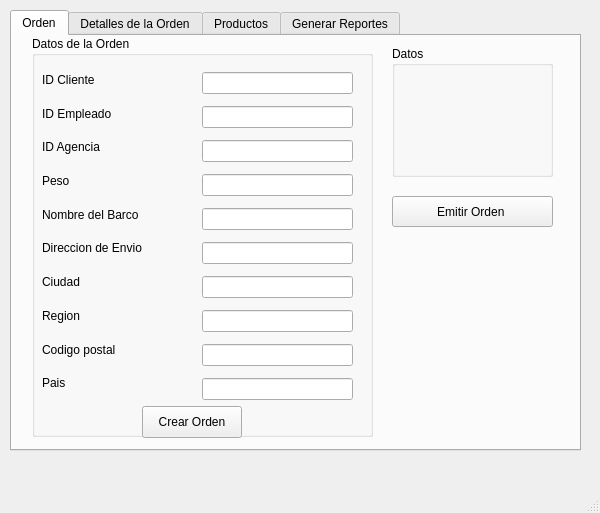
Above: mainwindow.ui from jairoaguilarts/Desktop-App-Proyect before the change. Below: the same form after it.
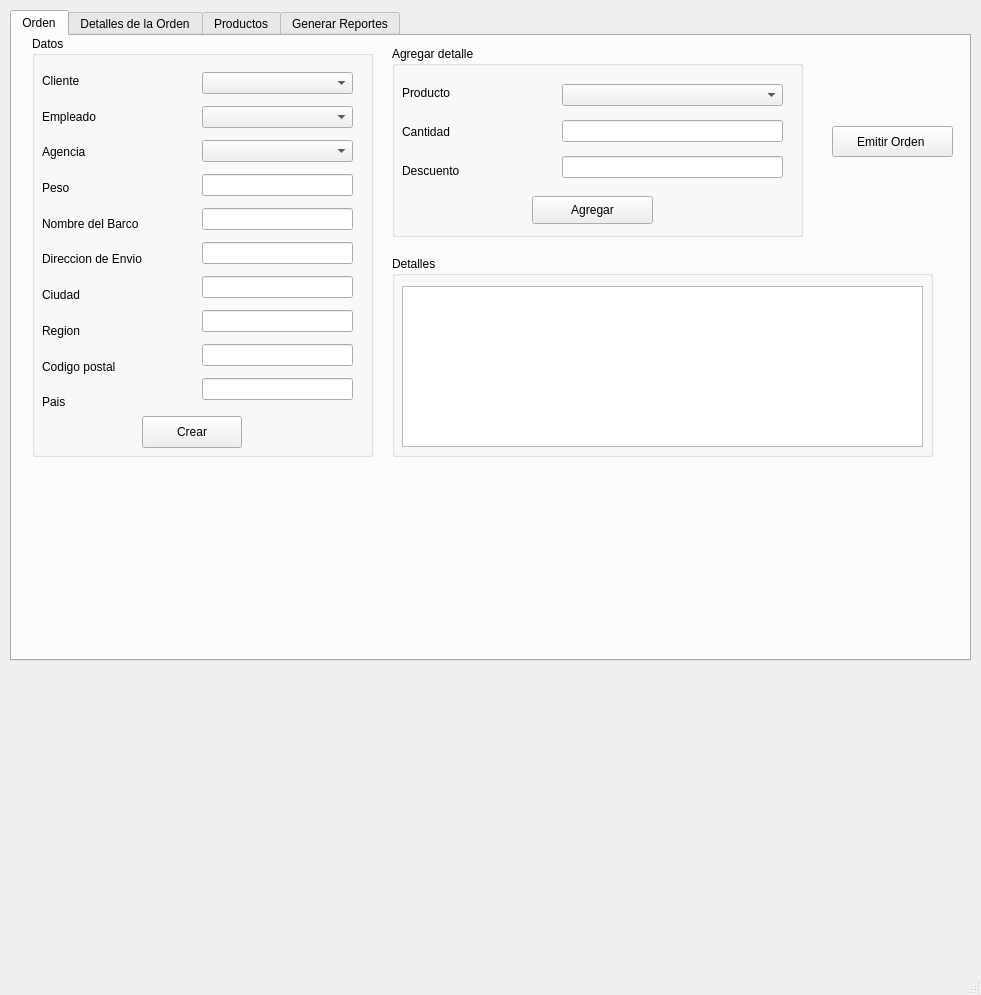
That is the form after the change. The open tabs and pages were chosen to show the change.

Commit message: Modificando orden y order details

Patch:
```diff
--- a/mainwindow.ui
+++ b/mainwindow.ui
@@ -6,8 +6,8 @@
    <rect>
     <x>0</x>
     <y>0</y>
-    <width>600</width>
-    <height>513</height>
+    <width>981</width>
+    <height>995</height>
    </rect>
   </property>
   <property name="windowTitle">
@@ -19,8 +19,8 @@
      <rect>
       <x>10</x>
       <y>10</y>
-      <width>571</width>
-      <height>441</height>
+      <width>961</width>
+      <height>651</height>
      </rect>
     </property>
     <property name="toolTip">
@@ -39,11 +39,11 @@
         <x>20</x>
         <y>0</y>
         <width>341</width>
-        <height>401</height>
+        <height>421</height>
        </rect>
       </property>
       <property name="title">
-       <string>Datos de la Orden</string>
+       <string>Datos</string>
       </property>
       <widget class="QWidget" name="verticalLayoutWidget">
        <property name="geometry">
@@ -51,28 +51,28 @@
          <x>10</x>
          <y>30</y>
          <width>151</width>
-         <height>331</height>
+         <height>351</height>
         </rect>
        </property>
        <layout class="QVBoxLayout" name="verticalLayout">
         <item>
          <widget class="QLabel" name="label_2">
           <property name="text">
-           <string>ID Cliente</string>
+           <string>Cliente</string>
           </property>
          </widget>
         </item>
         <item>
          <widget class="QLabel" name="label">
           <property name="text">
-           <string>ID Empleado</string>
+           <string>Empleado</string>
           </property>
          </widget>
         </item>
         <item>
          <widget class="QLabel" name="label_3">
           <property name="text">
-           <string>ID Agencia</string>
+           <string>Agencia</string>
           </property>
          </widget>
         </item>
@@ -133,18 +133,18 @@
          <x>170</x>
          <y>30</y>
          <width>151</width>
-         <height>345</height>
+         <height>341</height>
         </rect>
        </property>
        <layout class="QVBoxLayout" name="verticalLayout_2">
         <item>
-         <widget class="QLineEdit" name="LE_IDCliente"/>
+         <widget class="QComboBox" name="CB_Clientes"/>
         </item>
         <item>
-         <widget class="QLineEdit" name="LE_IDEmpleado"/>
+         <widget class="QComboBox" name="CB_Empleado"/>
         </item>
         <item>
-         <widget class="QLineEdit" name="LE_IDAgencia"/>
+         <widget class="QComboBox" name="CB_Agencia"/>
         </item>
         <item>
          <widget class="QLineEdit" name="LE_Peso"/>
@@ -169,59 +169,26 @@
         </item>
        </layout>
       </widget>
-     </widget>
-     <widget class="QGroupBox" name="groupBox_4">
-      <property name="geometry">
-       <rect>
-        <x>380</x>
-        <y>10</y>
-        <width>161</width>
-        <height>131</height>
-       </rect>
-      </property>
-      <property name="title">
-       <string>Datos</string>
-      </property>
-      <widget class="QWidget" name="verticalLayoutWidget_5">
+      <widget class="QPushButton" name="PB_CrearOrden">
        <property name="geometry">
         <rect>
-         <x>10</x>
-         <y>30</y>
-         <width>141</width>
-         <height>81</height>
+         <x>110</x>
+         <y>380</y>
+         <width>100</width>
+         <height>32</height>
         </rect>
        </property>
-       <layout class="QVBoxLayout" name="verticalLayout_5">
-        <item>
-         <widget class="QLabel" name="nombreCliente">
-          <property name="text">
-           <string/>
-          </property>
-         </widget>
-        </item>
-        <item>
-         <widget class="QLabel" name="nombreEmpleado">
-          <property name="text">
-           <string/>
-          </property>
-         </widget>
-        </item>
-        <item>
-         <widget class="QLabel" name="nombreAgencia">
-          <property name="text">
-           <string/>
-          </property>
-         </widget>
-        </item>
-       </layout>
+       <property name="text">
+        <string>Crear</string>
+       </property>
       </widget>
      </widget>
      <widget class="QPushButton" name="emitirorden">
       <property name="geometry">
        <rect>
-        <x>380</x>
-        <y>160</y>
-        <width>161</width>
+        <x>820</x>
+        <y>90</y>
+        <width>121</width>
         <height>31</height>
        </rect>
       </property>
@@ -229,94 +196,17 @@
        <string>Emitir Orden </string>
       </property>
      </widget>
-     <widget class="QPushButton" name="PB_CrearOrden">
-      <property name="geometry">
-       <rect>
-        <x>130</x>
-        <y>370</y>
-        <width>100</width>
-        <height>32</height>
-       </rect>
-      </property>
-      <property name="text">
-       <string>Crear Orden</string>
-      </property>
-     </widget>
-    </widget>
-    <widget class="QWidget" name="tab_2">
-     <attribute name="title">
-      <string>Detalles de la Orden</string>
-     </attribute>
-     <widget class="QGroupBox" name="groupBox_3">
-      <property name="geometry">
-       <rect>
-        <x>30</x>
-        <y>200</y>
-        <width>511</width>
-        <height>191</height>
-       </rect>
-      </property>
-      <property name="title">
-       <string>Buscar Procuctos</string>
-      </property>
-      <widget class="QTableWidget" name="tabla_resultados">
-       <property name="geometry">
-        <rect>
-         <x>5</x>
-         <y>60</y>
-         <width>501</width>
-         <height>81</height>
-        </rect>
-       </property>
-      </widget>
-      <widget class="QPushButton" name="PB_Buscarproducto">
-       <property name="geometry">
-        <rect>
-         <x>190</x>
-         <y>150</y>
-         <width>141</width>
-         <height>29</height>
-        </rect>
-       </property>
-       <property name="text">
-        <string>Buscar Producto</string>
-       </property>
-      </widget>
-      <widget class="QLabel" name="label_15">
-       <property name="geometry">
-        <rect>
-         <x>20</x>
-         <y>30</y>
-         <width>211</width>
-         <height>21</height>
-        </rect>
-       </property>
-       <property name="text">
-        <string>Escriba el nombre de producto:</string>
-       </property>
-      </widget>
-      <widget class="QLineEdit" name="LE_productoDB">
-       <property name="geometry">
-        <rect>
-         <x>232</x>
-         <y>30</y>
-         <width>271</width>
-         <height>25</height>
-        </rect>
-       </property>
-      </widget>
-     </widget>
      <widget class="QGroupBox" name="groupBox_2">
       <property name="geometry">
        <rect>
-        <x>120</x>
+        <x>380</x>
         <y>10</y>
-        <width>341</width>
-        <height>181</height>
+        <width>411</width>
+        <height>191</height>
        </rect>
       </property>
       <property name="title">
-       <string>Detalles de la Orden</string>
+       <string>Agregar detalle</string>
       </property>
       <widget class="QWidget" name="verticalLayoutWidget_3">
        <property name="geometry">
@@ -331,7 +221,7 @@
         <item>
          <widget class="QLabel" name="label_12">
           <property name="text">
-           <string>ID Producto</string>
+           <string>Producto</string>
           </property>
          </widget>
         </item>
@@ -356,13 +246,13 @@
         <rect>
          <x>170</x>
          <y>30</y>
-         <width>151</width>
+         <width>221</width>
          <height>111</height>
         </rect>
        </property>
        <layout class="QVBoxLayout" name="verticalLayout_4">
         <item>
-         <widget class="QLineEdit" name="LE_producto"/>
+         <widget class="QComboBox" name="CB_Productos"/>
         </item>
         <item>
          <widget class="QLineEdit" name="LE_cantidad"/>
@@ -375,17 +265,45 @@
       <widget class="QPushButton" name="PB_agregardetalles">
        <property name="geometry">
         <rect>
-         <x>110</x>
-         <y>140</y>
+         <x>140</x>
+         <y>150</y>
          <width>121</width>
          <height>28</height>
         </rect>
        </property>
        <property name="text">
-        <string>Agregar Detalles</string>
+        <string>Agregar</string>
        </property>
       </widget>
      </widget>
+     <widget class="QGroupBox" name="groupBox_4">
+      <property name="geometry">
+       <rect>
+        <x>380</x>
+        <y>220</y>
+        <width>541</width>
+        <height>201</height>
+       </rect>
+      </property>
+      <property name="title">
+       <string>Detalles</string>
+      </property>
+      <widget class="QTableView" name="TV_detalles">
+       <property name="geometry">
+        <rect>
+         <x>10</x>
+         <y>30</y>
+         <width>521</width>
+         <height>161</height>
+        </rect>
+       </property>
+      </widget>
+     </widget>
+    </widget>
+    <widget class="QWidget" name="tab_2">
+     <attribute name="title">
+      <string>Detalles de la Orden</string>
+     </attribute>
     </widget>
     <widget class="QWidget" name="tab_3">
      <attribute name="title">
```
Left out of the diff: 36 changed lines with no effect on the pictures. The commit also changes 4 other files.
